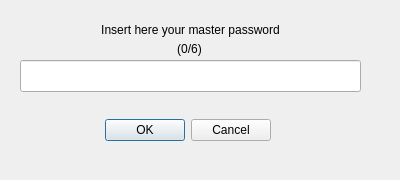
Before: the Qt Designer form dialogjoin.ui in Nobel3D/xsKeyManager, drawn with Qt 5.
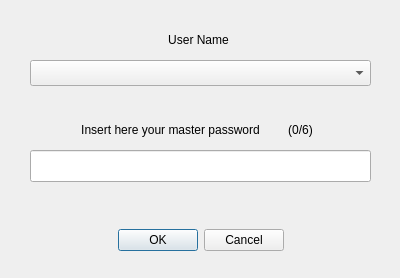
After: the same form once the commit is applied.

Diff of the .ui file:
```diff
--- a/dialogjoin.ui
+++ b/dialogjoin.ui
@@ -7,7 +7,7 @@
     <x>0</x>
     <y>0</y>
     <width>400</width>
-    <height>180</height>
+    <height>278</height>
    </rect>
   </property>
   <property name="windowTitle">
@@ -16,9 +16,9 @@
   <widget class="QDialogButtonBox" name="buttonBox">
    <property name="geometry">
     <rect>
-     <x>80</x>
-     <y>100</y>
-     <width>191</width>
+     <x>0</x>
+     <y>210</y>
+     <width>401</width>
      <height>61</height>
     </rect>
    </property>
@@ -28,12 +28,15 @@
    <property name="standardButtons">
     <set>QDialogButtonBox::Cancel|QDialogButtonBox::Ok</set>
    </property>
+   <property name="centerButtons">
+    <bool>true</bool>
+   </property>
   </widget>
   <widget class="QLineEdit" name="linePassword">
    <property name="geometry">
     <rect>
-     <x>20</x>
-     <y>60</y>
+     <x>30</x>
+     <y>150</y>
      <width>341</width>
      <height>32</height>
     </rect>
@@ -45,9 +48,9 @@
   <widget class="QLabel" name="label">
    <property name="geometry">
     <rect>
-     <x>20</x>
-     <y>20</y>
-     <width>341</width>
+     <x>60</x>
+     <y>120</y>
+     <width>221</width>
      <height>20</height>
     </rect>
    </property>
@@ -61,10 +64,10 @@
   <widget class="QLabel" name="label_2">
    <property name="geometry">
     <rect>
-     <x>160</x>
-     <y>40</y>
-     <width>59</width>
-     <height>18</height>
+     <x>280</x>
+     <y>120</y>
+     <width>41</width>
+     <height>20</height>
     </rect>
    </property>
    <property name="text">
@@ -74,6 +77,32 @@
     <set>Qt::AlignCenter</set>
    </property>
   </widget>
+  <widget class="QComboBox" name="comboBox">
+   <property name="geometry">
+    <rect>
+     <x>30</x>
+     <y>60</y>
+     <width>341</width>
+     <height>26</height>
+    </rect>
+   </property>
+  </widget>
+  <widget class="QLabel" name="label_3">
+   <property name="geometry">
+    <rect>
+     <x>118</x>
+     <y>30</y>
+     <width>161</width>
+     <height>20</height>
+    </rect>
+   </property>
+   <property name="text">
+    <string>User Name</string>
+   </property>
+   <property name="alignment">
+    <set>Qt::AlignCenter</set>
+   </property>
+  </widget>
  </widget>
  <resources/>
  <connections>
```
